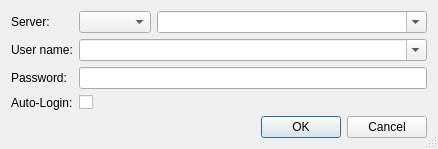
Old version of the form modules/login/qt/login_dialog.ui in the repository alexsmn/scada-client.
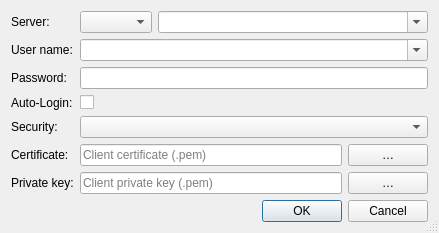
New version of the form.

Commit message:
Add OPC UA security settings to the login dialog
Surface endpoint security in the Qt login flow for the OPC UA backend: a
security-mode selector (No security / Most secure available / Sign and encrypt)
plus client certificate and private-key path fields with file-picker browse
buttons. The fields are shown only when the selected backend supports security,
persisted via SettingsStore, and mapped to SessionConnectParams.security. Other
backends and the Wt login are unaffected (default unsecured behaviour).

Patch:
```diff
--- a/modules/login/qt/login_dialog.ui
+++ b/modules/login/qt/login_dialog.ui
@@ -69,6 +69,100 @@
      <item row="3" column="1">
       <widget class="QCheckBox" name="autoLoginCheckBox"/>
      </item>
+     <item row="4" column="0">
+      <widget class="QLabel" name="securityLabel">
+       <property name="text">
+        <string>Security:</string>
+       </property>
+      </widget>
+     </item>
+     <item row="4" column="1">
+      <widget class="QComboBox" name="securityModeComboBox"/>
+     </item>
+     <item row="5" column="0">
+      <widget class="QLabel" name="certificateLabel">
+       <property name="text">
+        <string>Certificate:</string>
+       </property>
+      </widget>
+     </item>
+     <item row="5" column="1">
+      <widget class="QWidget" name="certificateWidget" native="true">
+       <layout class="QHBoxLayout" name="certificateLayout">
+        <property name="leftMargin">
+         <number>0</number>
+        </property>
+        <property name="topMargin">
+         <number>0</number>
+        </property>
+        <property name="rightMargin">
+         <number>0</number>
+        </property>
+        <property name="bottomMargin">
+         <number>0</number>
+        </property>
+        <item>
+         <widget class="QLineEdit" name="certificateLineEdit">
+          <property name="placeholderText">
+           <string>Client certificate (.pem)</string>
+          </property>
+         </widget>
+        </item>
+        <item>
+         <widget class="QPushButton" name="certificateBrowseButton">
+          <property name="text">
+           <string>…</string>
+          </property>
+          <property name="maximumWidth">
+           <number>32</number>
+          </property>
+         </widget>
+        </item>
+       </layout>
+      </widget>
+     </item>
+     <item row="6" column="0">
+      <widget class="QLabel" name="privateKeyLabel">
+       <property name="text">
+        <string>Private key:</string>
+       </property>
+      </widget>
+     </item>
+     <item row="6" column="1">
+      <widget class="QWidget" name="privateKeyWidget" native="true">
+       <layout class="QHBoxLayout" name="privateKeyLayout">
+        <property name="leftMargin">
+         <number>0</number>
+        </property>
+        <property name="topMargin">
+         <number>0</number>
+        </property>
+        <property name="rightMargin">
+         <number>0</number>
+        </property>
+        <property name="bottomMargin">
+         <number>0</number>
+        </property>
+        <item>
+         <widget class="QLineEdit" name="privateKeyLineEdit">
+          <property name="placeholderText">
+           <string>Client private key (.pem)</string>
+          </property>
+         </widget>
+        </item>
+        <item>
+         <widget class="QPushButton" name="privateKeyBrowseButton">
+          <property name="text">
+           <string>…</string>
+          </property>
+          <property name="maximumWidth">
+           <number>32</number>
+          </property>
+         </widget>
+        </item>
+       </layout>
+      </widget>
+     </item>
      <item row="0" column="0">
       <widget class="QLabel" name="serverLabel">
        <property name="text">
```
The commit also changes 4 other files.
